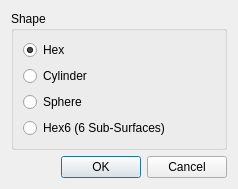
Before: the Qt Designer form baramMesh/view/geometry/geometry_add_dialog.ui in nextfoam/baram, drawn with Qt 5.
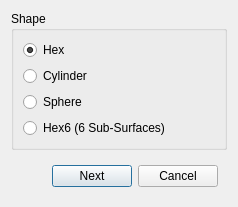
After: the same form once the commit is applied.

Commit message: Issue baram#325 Geometry transform 기능 추가

```diff
--- a/baramMesh/view/geometry/geometry_add_dialog.ui
+++ b/baramMesh/view/geometry/geometry_add_dialog.ui
@@ -7,7 +7,7 @@
     <x>0</x>
     <y>0</y>
     <width>238</width>
-    <height>182</height>
+    <height>200</height>
    </rect>
   </property>
   <property name="windowTitle">
@@ -67,13 +67,36 @@
     </widget>
    </item>
    <item>
-    <widget class="QDialogButtonBox" name="buttonBox">
-     <property name="orientation">
-      <enum>Qt::Horizontal</enum>
-     </property>
-     <property name="standardButtons">
-      <set>QDialogButtonBox::Cancel|QDialogButtonBox::Ok</set>
-     </property>
+    <widget class="QWidget" name="widget_6" native="true">
+     <layout class="QHBoxLayout" name="horizontalLayout_4">
+      <item>
+       <spacer name="horizontalSpacer">
+        <property name="orientation">
+         <enum>Qt::Horizontal</enum>
+        </property>
+        <property name="sizeHint" stdset="0">
+         <size>
+          <width>181</width>
+          <height>20</height>
+         </size>
+        </property>
+       </spacer>
+      </item>
+      <item>
+       <widget class="QPushButton" name="next">
+        <property name="text">
+         <string>Next</string>
+        </property>
+       </widget>
+      </item>
+      <item>
+       <widget class="QPushButton" name="cancel">
+        <property name="text">
+         <string>Cancel</string>
+        </property>
+       </widget>
+      </item>
+     </layout>
     </widget>
    </item>
   </layout>
```
Left out of the diff: 35 changed lines with no effect on the pictures. The commit also changes 12 other files.
